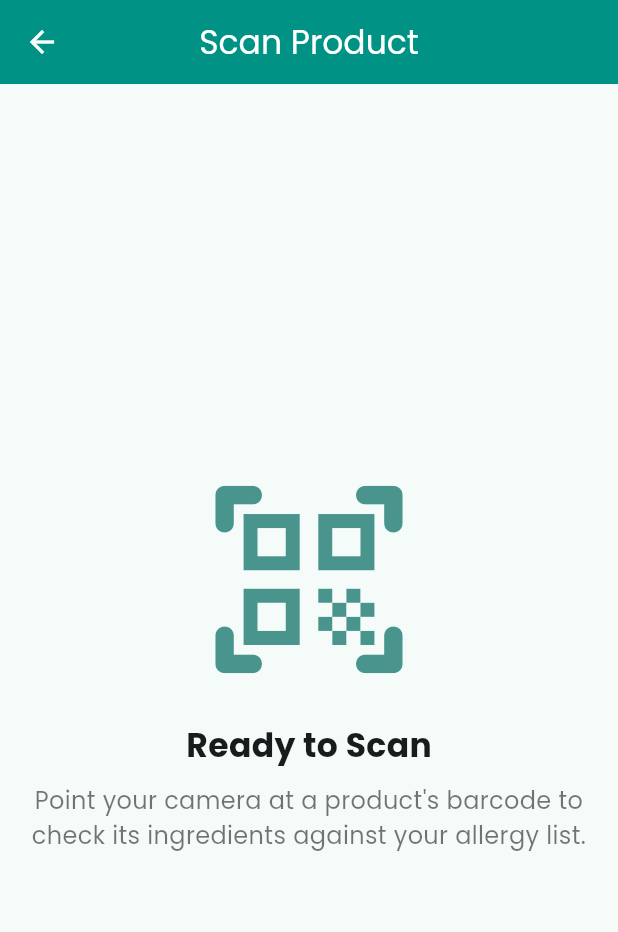
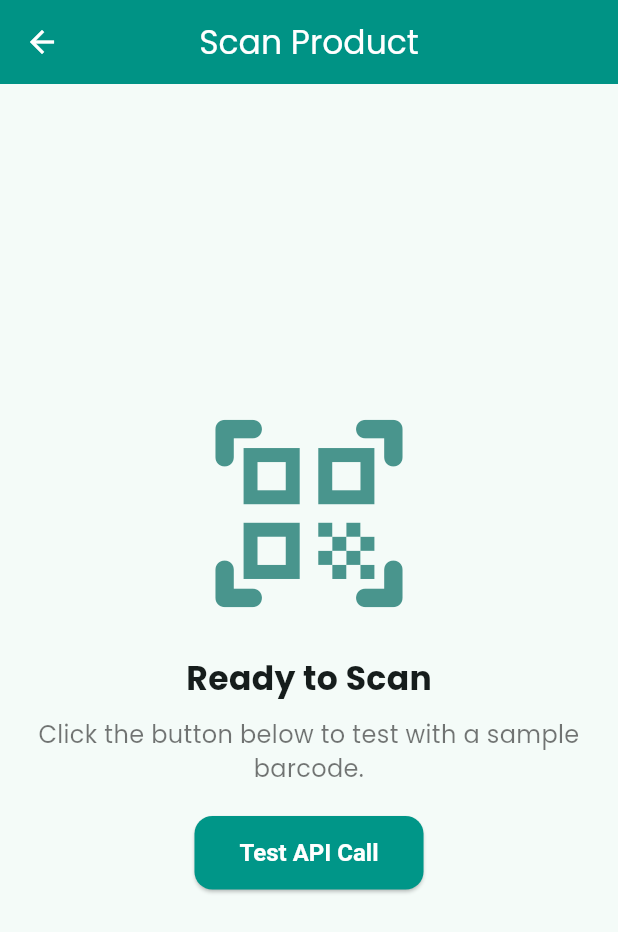
Before and after one commit to phaccies/Scanwich, a Flutter app: the ScanScreen screen opened by its route, on a phone screen of 412 x 824 dp. Shown: the top 932 px of the screen. Run offline on Flutter 3.47's test engine with Material 3 defaults, Android fonts, the phone set to English and light mode, and no system bars; our stand-ins replace shared_preferences; accounts and stored records are empty.

Commit message:
- Barcode API

```diff
--- a/scanwich/lib/screens/scan_screen.dart
+++ b/scanwich/lib/screens/scan_screen.dart
@@ -1,10 +1,63 @@
+import 'dart:convert';
 import 'package:flutter/material.dart';
+import 'package:http/http.dart' as http;
 
-class ScanScreen extends StatelessWidget {
+class ScanScreen extends StatefulWidget {
   const ScanScreen({super.key});
 
   @override
+  State<ScanScreen> createState() => _ScanScreenState();
+}
+
+class _ScanScreenState extends State<ScanScreen> {
+  String productName = '';
+  String ingredients = '';
+  String error = '';
+  bool isLoading = false;
+
+  Future<void> fetchProduct() async {
+    setState(() {
+      isLoading = true;
+      error = '';
+      productName = '';
+      ingredients = '';
+    });
+
+    const String testBarcode = '016000127319 '; // Skippy Peanut Butter
+    final url = Uri.parse(
+        'https://world.openfoodfacts.org/api/v0/product/$testBarcode.json');
+
+    try {
+      final response = await http.get(url);
+
+      if (response.statusCode == 200) {
+        final data = jsonDecode(response.body);
+        final product = data['product'];
+
+        setState(() {
+          productName = product['product_name'] ?? 'Unknown Product';
+          ingredients = product['ingredients_text'] ?? 'No ingredients listed.';
+        });
+      } else {
+        setState(() {
+          error = 'Failed to load product data.';
+        });
+      }
+    } catch (e) {
+      setState(() {
+        error = 'An error occurred: $e';
+      });
+    } finally {
+      setState(() {
+        isLoading = false;
+      });
+    }
+  }
+
+  @override
   Widget build(BuildContext context) {
+    final theme = Theme.of(context).colorScheme;
+
     return Scaffold(
       appBar: AppBar(
         title: const Text('Scan Product'),
@@ -12,13 +65,14 @@ class ScanScreen extends StatelessWidget {
       body: Center(
         child: Padding(
           padding: const EdgeInsets.all(16.0),
+          child: SingleChildScrollView(
             child: Column(
               mainAxisAlignment: MainAxisAlignment.center,
               children: [
                 Icon(
                   Icons.qr_code_scanner_rounded,
                   size: 150,
-                color: Theme.of(context).colorScheme.primary.withOpacity(0.7),
+                  color: theme.primary.withOpacity(0.7),
                 ),
                 const SizedBox(height: 20),
                 const Text(
@@ -27,11 +81,43 @@ class ScanScreen extends StatelessWidget {
                 ),
                 const SizedBox(height: 10),
                 const Text(
-                'Point your camera at a product\'s barcode to check its ingredients against your allergy list.',
+                  'Click the button below to test with a sample barcode.',
                   textAlign: TextAlign.center,
                   style: TextStyle(fontSize: 16, color: Colors.black54),
                 ),
+                const SizedBox(height: 20),
+                ElevatedButton(
+                  onPressed: fetchProduct,
+                  child: const Text('Test API Call'),
+                ),
+                const SizedBox(height: 20),
+                if (isLoading) const CircularProgressIndicator(),
+                if (error.isNotEmpty)
+                  Text(error,
+                      style: const TextStyle(color: Colors.red, fontSize: 16)),
+                if (productName.isNotEmpty)
+                  Column(
+                    crossAxisAlignment: CrossAxisAlignment.start,
+                    children: [
+                      Text(
+                        'Product: $productName',
+                        style: const TextStyle(
+                            fontSize: 18, fontWeight: FontWeight.bold),
+                      ),
+                      const SizedBox(height: 10),
+                      Text(
+                        'Ingredients:',
+                        style: TextStyle(
+                            fontSize: 16,
+                            fontWeight: FontWeight.w600,
+                            color: theme.primary),
+                      ),
+                      const SizedBox(height: 4),
+                      Text(ingredients),
                     ],
+                  )
+              ],
+            ),
           ),
         ),
       ),
--- a/scanwich/pubspec.yaml
+++ b/scanwich/pubspec.yaml
@@ -32,14 +32,19 @@ dependencies:
     sdk: flutter
 
 
+
+
   # The following adds the Cupertino Icons font to your application.
   # Use with the CupertinoIcons class for iOS style icons.
   cupertino_icons: ^1.0.8
   shared_preferences: ^2.2.3
+  http: ^0.13.6
 
 dev_dependencies:
   flutter_test:
     sdk: flutter
+
+
 
   # The "flutter_lints" package below contains a set of recommended lints to
   # encourage good coding practices. The lint set provided by the package is
```
Lines whose indentation alone changed are shown as unchanged.
